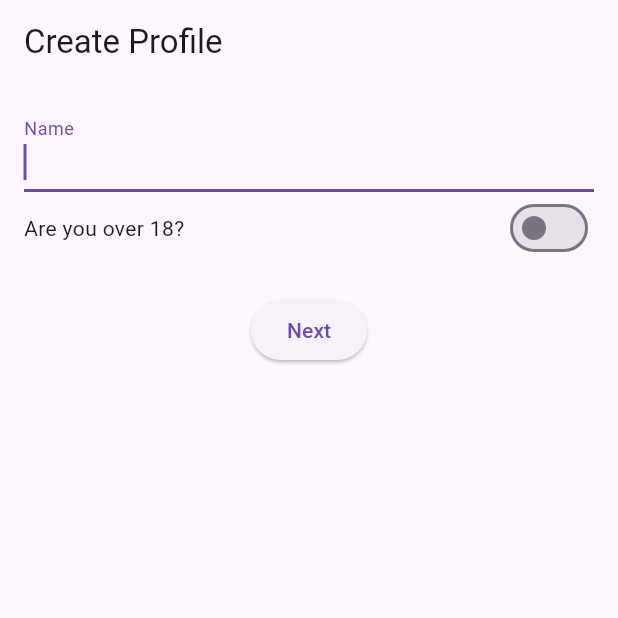
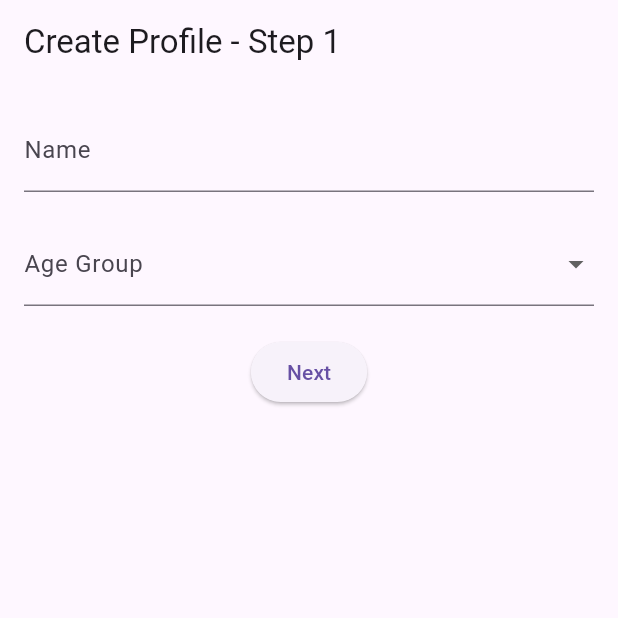
Before and after one commit to xphabletx/useitall, a Flutter app: the screen it shows after launch, on a phone screen of 412 x 824 dp, the top half of it. Run offline on Flutter 3.47's test engine with Material 3 defaults, Android fonts, the phone set to English and light mode, and no system bars; our stand-ins replace csv, sqflite, table_calendar; accounts and stored records are empty.

Commit message:
version 1.45

```diff
--- /dev/null
+++ b/lib/models/profile.dart
@@ -0,0 +1,63 @@
+class Profile {
+  int? id;
+  String name;
+  String ageGroup;
+  String icon;
+  List<String> dietPreferences;
+  List<String> allergies;
+  bool isMain;
+
+  Profile({
+    this.id,
+    required this.name,
+    required this.ageGroup,
+    required this.icon,
+    required this.dietPreferences,
+    required this.allergies,
+    required this.isMain,
+  });
+
+  Map<String, dynamic> toMap() {
+    return {
+      'id': id,
+      'name': name,
+      'ageGroup': ageGroup,
+      'icon': icon,
+      'dietPreferences': dietPreferences.join(','),
+      'allergies': allergies.join(','),
+      'isMain': isMain ? 1 : 0,
+    };
+  }
+
+  factory Profile.fromMap(Map<String, dynamic> map) {
+    return Profile(
+      id: map['id'],
+      name: map['name'],
+      ageGroup: map['ageGroup'],
+      icon: map['icon'],
+      dietPreferences: (map['dietPreferences'] as String).split(','),
+      allergies: (map['allergies'] as String).split(','),
+      isMain: map['isMain'] == 1,
+    );
+  }
+
+  Profile copyWith({
+    int? id,
+    String? name,
+    String? ageGroup,
+    String? icon,
+    List<String>? dietPreferences,
+    List<String>? allergies,
+    bool? isMain,
+  }) {
+    return Profile(
+      id: id ?? this.id,
+      name: name ?? this.name,
+      ageGroup: ageGroup ?? this.ageGroup,
+      icon: icon ?? this.icon,
+      dietPreferences: dietPreferences ?? this.dietPreferences,
+      allergies: allergies ?? this.allergies,
+      isMain: isMain ?? this.isMain,
+    );
+  }
+}
--- a/lib/screens/name_age_screen.dart
+++ b/lib/screens/name_age_screen.dart
@@ -3,9 +3,7 @@ import 'package:flutter/material.dart';
 import 'allergies_diet_screen.dart';
 
 class NameAgeScreen extends StatefulWidget {
-  final Map<String, dynamic>? profile;
-
-  const NameAgeScreen({super.key, this.profile});
+  const NameAgeScreen({super.key});
 
   @override
   _NameAgeScreenState createState() => _NameAgeScreenState();
@@ -13,30 +11,19 @@ class NameAgeScreen extends StatefulWidget {
 
 class _NameAgeScreenState extends State<NameAgeScreen> {
   final _formKey = GlobalKey<FormState>();
-  late TextEditingController _nameController;
-  bool _isOver18 = false;
+  final TextEditingController _nameController = TextEditingController();
+  String? _selectedAgeGroup;
 
-  @override
-  void initState() {
-    super.initState();
-    _nameController = TextEditingController();
-    if (widget.profile != null) {
-      _nameController.text = widget.profile!['name'];
-      _isOver18 = widget.profile!['isOver18'] == 'true';
-    }
-  }
-
-  @override
-  void dispose() {
-    _nameController.dispose();
-    super.dispose();
-  }
+  final List<String> _ageGroups = [
+    'Under 18',
+    '18 and above',
+  ];
 
   @override
   Widget build(BuildContext context) {
     return Scaffold(
       appBar: AppBar(
-        title: const Text('Create Profile'),
+        title: const Text('Create Profile - Step 1'),
       ),
       body: Padding(
         padding: const EdgeInsets.all(16.0),
@@ -46,8 +33,6 @@ class _NameAgeScreenState extends State<NameAgeScreen> {
             children: [
               TextFormField(
                 controller: _nameController,
-                autofocus: true,
-                textCapitalization: TextCapitalization.words,
                 decoration: const InputDecoration(labelText: 'Name'),
                 validator: (value) {
                   if (value == null || value.isEmpty) {
@@ -56,23 +41,43 @@ class _NameAgeScreenState extends State<NameAgeScreen> {
                   return null;
                 },
               ),
-              Row(
-                mainAxisAlignment: MainAxisAlignment.spaceBetween,
-                children: [
-                  const Text('Are you over 18?'),
-                  Switch(
-                    value: _isOver18,
-                    onChanged: (value) {
-                      setState(() {
-                        _isOver18 = value;
-                      });
-                    },
-                  ),
-                ],
+              const SizedBox(height: 20),
+              DropdownButtonFormField<String>(
+                value: _selectedAgeGroup,
+                decoration: const InputDecoration(labelText: 'Age Group'),
+                items: _ageGroups.map((ageGroup) {
+                  return DropdownMenuItem(
+                    value: ageGroup,
+                    child: Text(ageGroup),
+                  );
+                }).toList(),
+                onChanged: (value) {
+                  setState(() {
+                    _selectedAgeGroup = value;
+                  });
+                },
+                validator: (value) {
+                  if (value == null || value.isEmpty) {
+                    return 'Please select an age group';
+                  }
+                  return null;
+                },
               ),
               const SizedBox(height: 20),
               ElevatedButton(
-                onPressed: _submit,
+                onPressed: () {
+                  if (_formKey.currentState!.validate()) {
+                    Navigator.push(
+                      context,
+                      MaterialPageRoute(
+                        builder: (context) => AllergiesDietScreen(
+                          name: _nameController.text,
+                          ageGroup: _selectedAgeGroup!,
+                        ),
+                      ),
+                    );
+                  }
+                },
                 child: const Text('Next'),
               ),
             ],
@@ -81,18 +86,4 @@ class _NameAgeScreenState extends State<NameAgeScreen> {
       ),
     );
   }
-
-  void _submit() {
-    if (_formKey.currentState!.validate()) {
-      Navigator.push(
-        context,
-        MaterialPageRoute(
-          builder: (context) => AllergiesDietScreen(
-            name: _nameController.text,
-            isOver18: _isOver18,
-          ),
-        ),
-      );
-    }
-  }
 }
```
Also changed, not shown: lib/helpers/database_helper.dart (+56 -42 lines), lib/models/meal.dart (added, +69 -0 lines), lib/screens/allergies_diet_screen.dart (+4 -4 lines), lib/screens/icon_screen.dart (+15 -12 lines), lib/screens/meal_plan_screen.dart (+72 -12 lines), lib/screens/profile_screen.dart (+25 -15 lines), lib/screens/splash_screen.dart (+33 -2 lines), lib/screens/suggestions_screen.dart (added, +97 -0 lines), lib/utilities/csv_util.dart (added, +10 -0 lines), lib/utilities/meal_data.dart (added, +34 -0 lines).
